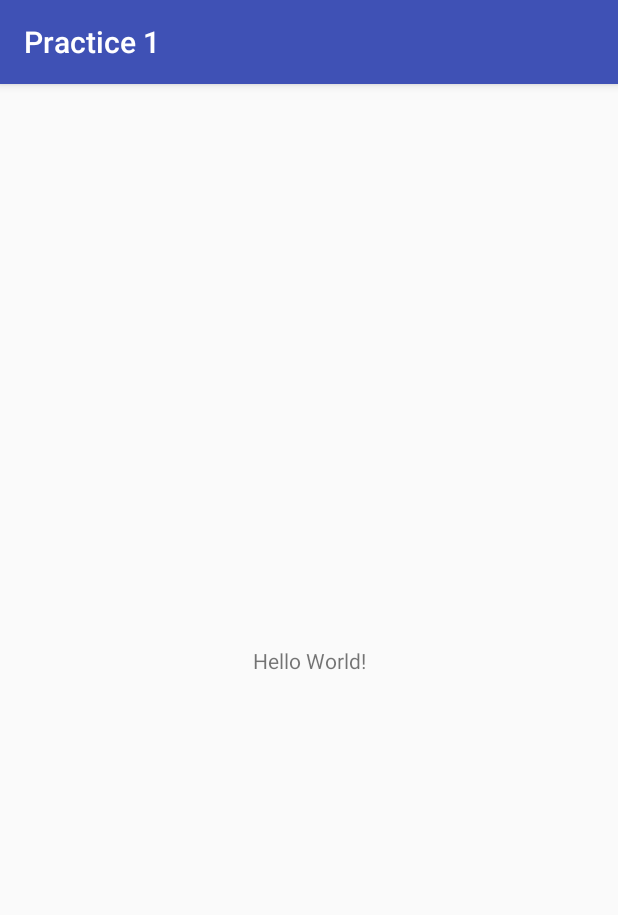
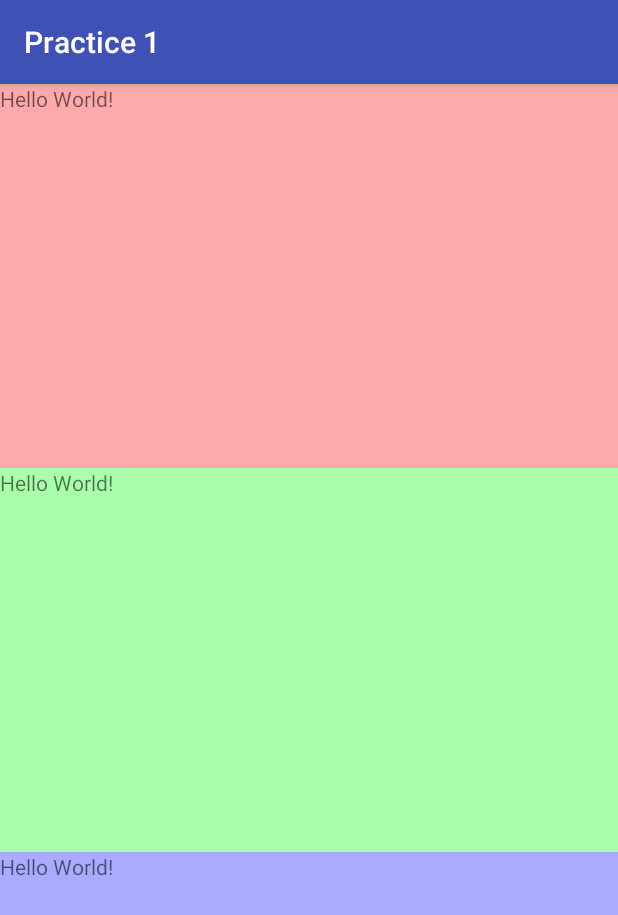
Before and after one commit to jennyjnn/testProject, an Android app: the screen it shows after launch (MainActivity), on a phone screen of 412 x 824 dp. Shown: the top 915 px of the screen. Run offline under Robolectric (Android 15) with nearby library versions, the phone set to English and light mode, and no system bars.

Commit message:
Linear Layout Practice

```diff
--- a/practice1/app/src/main/res/layout/activity_main.xml
+++ b/practice1/app/src/main/res/layout/activity_main.xml
@@ -1,18 +1,31 @@
 <?xml version="1.0" encoding="utf-8"?>
-<android.support.constraint.ConstraintLayout xmlns:android="http://schemas.android.com/apk/res/android"
+<LinearLayout xmlns:android="http://schemas.android.com/apk/res/android"
     xmlns:app="http://schemas.android.com/apk/res-auto"
     xmlns:tools="http://schemas.android.com/tools"
     android:layout_width="match_parent"
     android:layout_height="match_parent"
+    android:orientation="vertical"
     tools:context=".MainActivity">
 
     <TextView
-        android:layout_width="wrap_content"
-        android:layout_height="wrap_content"
-        android:text="Hello World!"
-        app:layout_constraintBottom_toBottomOf="parent"
-        app:layout_constraintLeft_toLeftOf="parent"
-        app:layout_constraintRight_toRightOf="parent"
-        app:layout_constraintTop_toTopOf="parent" />
+        android:layout_width="match_parent"
+        android:layout_height="0dp"
+        android:layout_weight="1"
+        android:background="#ffaaaa"
+        android:text="Hello World!" />
 
-</android.support.constraint.ConstraintLayout>
+    <TextView
+        android:layout_width="match_parent"
+        android:layout_height="0dp"
+        android:layout_weight="1"
+        android:background="#aaffaa"
+        android:text="Hello World!" />
+
+    <TextView
+        android:layout_width="match_parent"
+        android:layout_height="0dp"
+        android:layout_weight="1"
+        android:background="#aaaaff"
+        android:text="Hello World!" />
+
+</LinearLayout>
```
